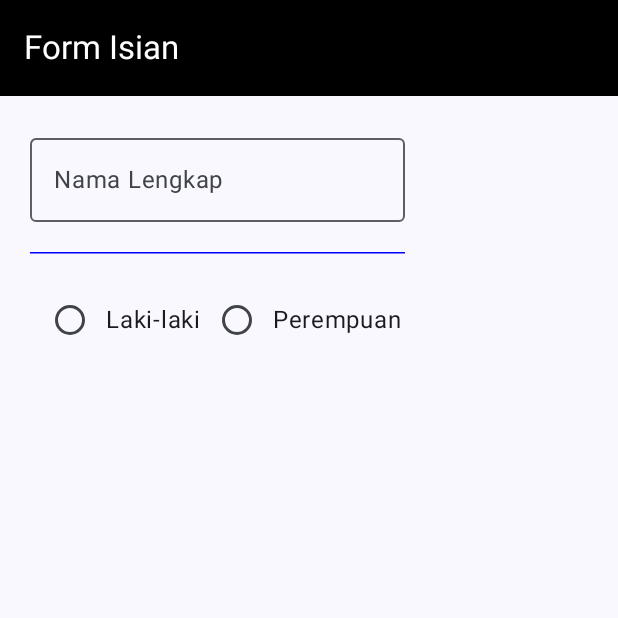
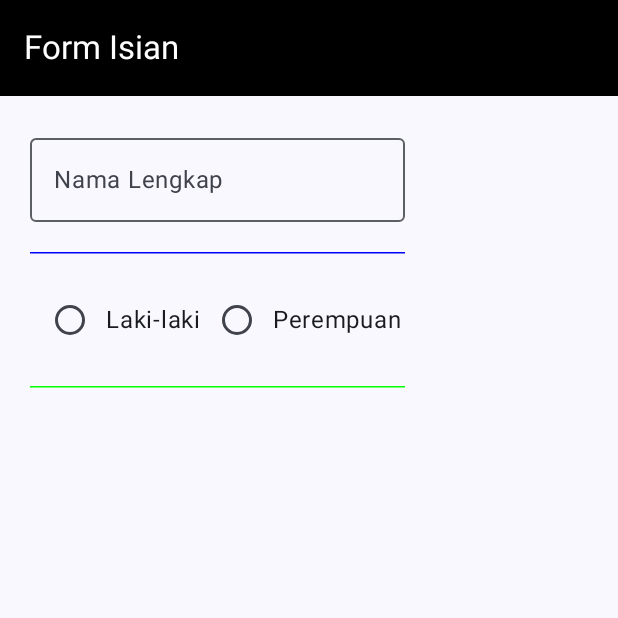
Before and after one commit to refkysyahrin/QuestNavigasiUI_050, an Android app built with Jetpack Compose: the composable FormIsian shown on its own in the app's theme, on a phone screen of 412 x 824 dp, the top half of it. Run offline under Robolectric (Android 15) with nearby library versions, the phone set to English and light mode, and no system bars.

Commit message:
Membuat divider untuk memisahkan jenis.K dengan form yang di bawahnya

```diff
--- a/app/src/main/java/com/example/questnavigasiui_050/view/Formulir.kt
+++ b/app/src/main/java/com/example/questnavigasiui_050/view/Formulir.kt
@@ -65,6 +65,12 @@ fun FormIsian(
                     }
                 }
             }
+            HorizontalDivider(modifier = Modifier
+                .padding(all = 20.dp)
+                .width(width = 250.dp),
+                thickness = 1.dp,
+                color = Color.Green
+            )
 
 
         }
```
